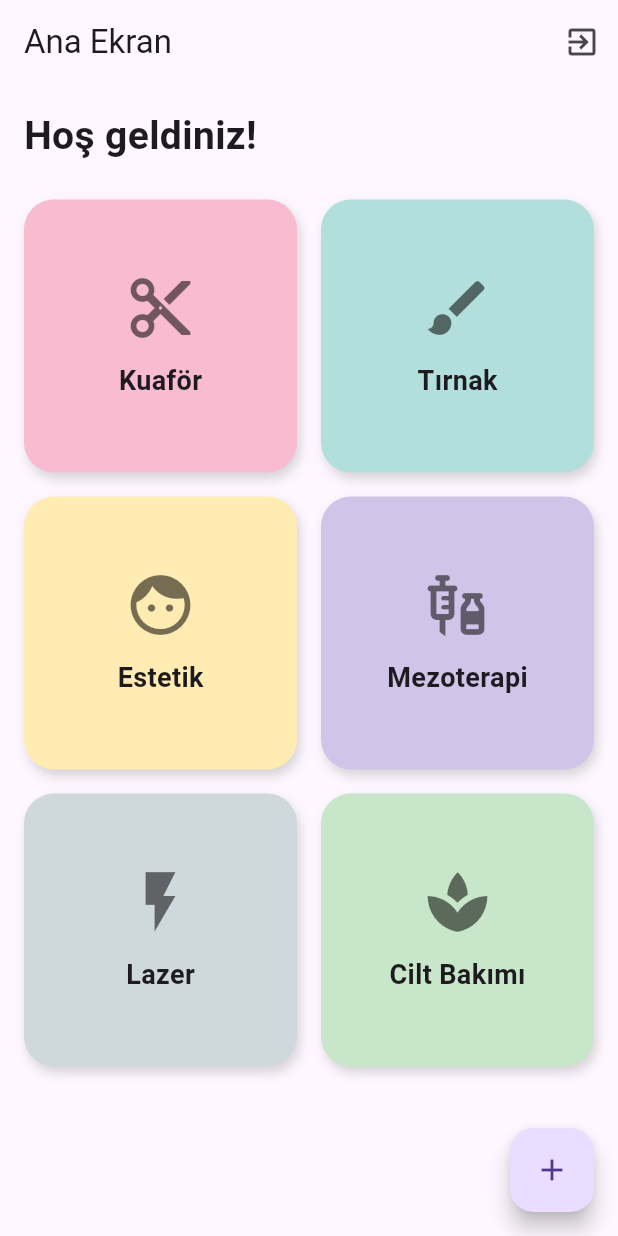
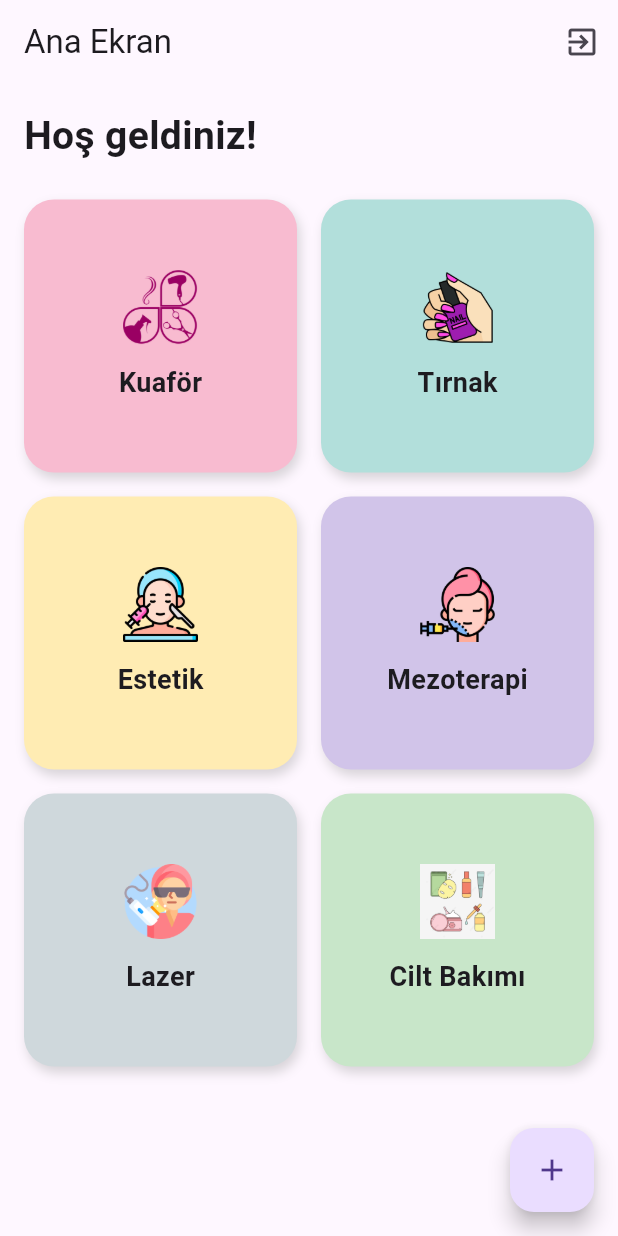
Before and after one commit to Nurnehir/guzellik_merkezi, a Flutter app: the HomeScreen screen opened directly, on a phone screen of 412 x 824 dp. Run offline on Flutter 3.47's test engine with Material 3 defaults, Android fonts, the phone set to English and light mode, and no system bars; our stand-ins replace cloud_firestore, firebase_auth, firebase_core, geolocator, google_maps_flutter; accounts and stored records are empty; network calls fail.

```diff
--- a/lib/home_screen.dart
+++ b/lib/home_screen.dart
@@ -86,7 +86,7 @@ class _HomeScreenState extends State<HomeScreen> {
                       categories.map((category) {
                         return _buildCategoryCard(
                           context,
-                          icon: category.icon,
+                          iconPath: category.iconPath,
                           label: category.name,
                           color: category.color,
                           onTap: () {
@@ -160,7 +160,7 @@ class _HomeScreenState extends State<HomeScreen> {
 
   Widget _buildCategoryCard(
     BuildContext context, {
-    required IconData icon,
+    required String iconPath,
     required String label,
     required Color color,
     required VoidCallback onTap,
@@ -182,7 +182,11 @@ class _HomeScreenState extends State<HomeScreen> {
         child: Column(
           mainAxisAlignment: MainAxisAlignment.center,
           children: [
-            Icon(icon, size: 48, color: Colors.black54),
+            Image.asset(
+              iconPath,
+              width: 50, // İconların boyutunu ayarlayabilirsiniz
+              height: 50,
+            ),
             SizedBox(height: 12),
             Text(
               label,
@@ -195,19 +199,23 @@ class _HomeScreenState extends State<HomeScreen> {
   }
 
   final List<CategoryItem> categories = [
-    CategoryItem("Kuaför", Icons.cut, Colors.pink[100]!),
-    CategoryItem("Tırnak", Icons.brush, Colors.teal[100]!),
-    CategoryItem("Estetik", Icons.face, Colors.amber[100]!),
-    CategoryItem("Mezoterapi", Icons.vaccines, Colors.deepPurple[100]!),
-    CategoryItem("Lazer", Icons.flash_on, Colors.blueGrey[100]!),
-    CategoryItem("Cilt Bakımı", Icons.spa, Colors.green[100]!),
+    CategoryItem("Kuaför", 'assets/kuafor.png', Colors.pink[100]!),
+    CategoryItem("Tırnak", 'assets/tirnak.png', Colors.teal[100]!),
+    CategoryItem("Estetik", 'assets/estetik.png', Colors.amber[100]!),
+    CategoryItem(
+      "Mezoterapi",
+      'assets/mezoterapi.png',
+      Colors.deepPurple[100]!,
+    ),
+    CategoryItem("Lazer", 'assets/lazer.png', Colors.blueGrey[100]!),
+    CategoryItem("Cilt Bakımı", 'assets/cilt_bakimi.png', Colors.green[100]!),
   ];
 }
 
 class CategoryItem {
   final String name;
-  final IconData icon;
+  final String iconPath;
   final Color color;
 
-  CategoryItem(this.name, this.icon, this.color);
+  CategoryItem(this.name, this.iconPath, this.color);
 }
--- a/lib/lazer_screen.dart
+++ b/lib/lazer_screen.dart
@@ -1,5 +1,6 @@
 import 'package:flutter/material.dart';
 import 'package:guzellik_merkezi/map_screen.dart'; // <-- MapScreen import'u
+import 'package:google_maps_flutter/google_maps_flutter.dart'; // LatLng importu
 
 class LazerScreen extends StatelessWidget {
   final Map<String, List<String>> kategoriler = {
@@ -79,6 +80,10 @@ class LazerScreen extends StatelessWidget {
                                   builder:
                                       (context) => MapScreen(
                                         category: "Güzellik Merkezi",
+                                        cityCoordinates: LatLng(
+                                          0,
+                                          0,
+                                        ), // Anlık konum alınacak
                                       ),
                                 ),
                               );
--- a/lib/login_screen.dart
+++ b/lib/login_screen.dart
@@ -119,7 +119,7 @@ class _LoginScreenState extends State<LoginScreen> {
                               );
                             },
                             child: const Text(
-                              "Şifremi unuttum",
+                              "Şifremi unuttum.",
                               style: TextStyle(color: Colors.pinkAccent),
                             ),
                           ),
@@ -154,7 +154,7 @@ class _LoginScreenState extends State<LoginScreen> {
                       );
                     },
                     child: const Text(
-                      "Hesabınız yok mu? Kıyat Ol",
+                      "Hesabınız yok mu? Kayıt Ol",
                       style: TextStyle(color: Colors.pinkAccent),
                     ),
                   ),
--- a/pubspec.yaml
+++ b/pubspec.yaml
@@ -33,3 +33,9 @@ flutter:
   uses-material-design: true
   assets:
     - assets/icon/background.png
+    - assets/cilt_bakimi.png
+    - assets/estetik.png
+    - assets/kuafor.png
+    - assets/lazer.png
+    - assets/mezoterapi.png
+    - assets/tirnak.png
```
Also changed, not shown: lib/cilt_bakimi_screen.dart (+9 -4 lines), lib/estetik_screen.dart (+9 -4 lines), lib/kuafor_screen.dart (+10 -2 lines), lib/map_screen.dart (+69 -28 lines), lib/mezoterapi_screen.dart (+10 -5 lines), lib/selectcity_screen.dart (added, +120 -0 lines), lib/tirnak_screen.dart (+8 -4 lines), assets/cilt_bakimi.png (added), assets/estetik.png (added), assets/kuafor.png (added), assets/lazer.png (added), assets/mezoterapi.png (added), assets/tirnak.png (added).
